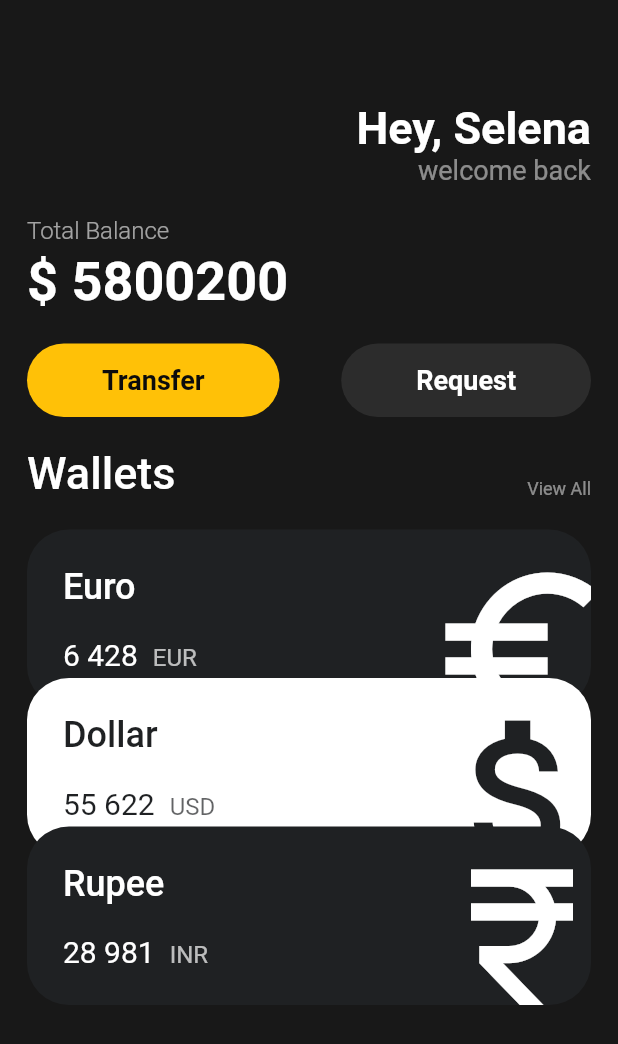
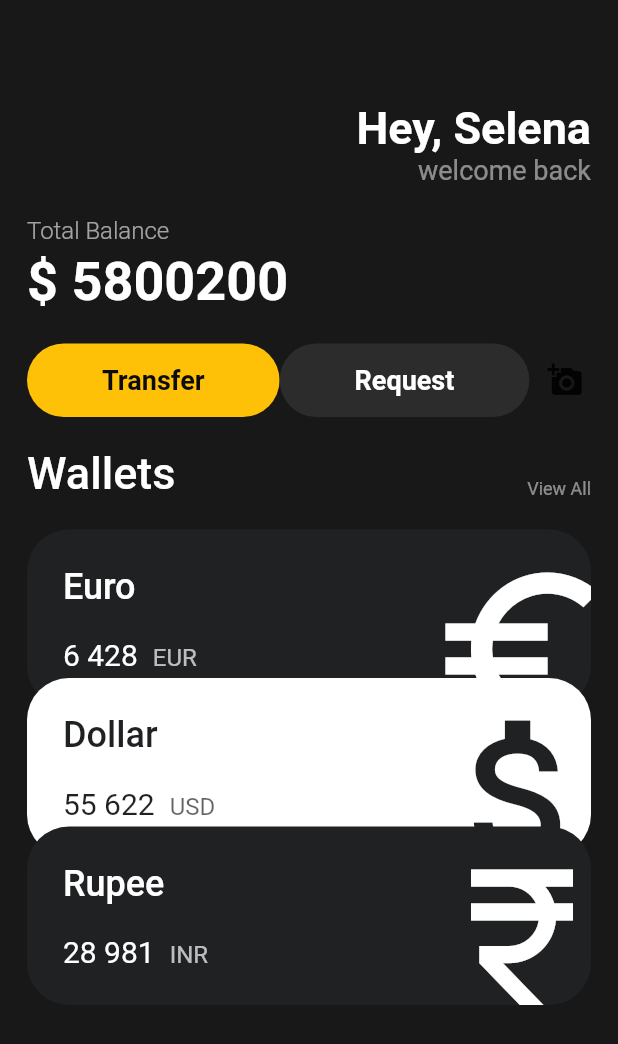
Before and after one commit to Ryusichan/study__flutter, a Flutter app: the screen it shows after launch, on a phone screen of 412 x 824 dp. Shown: the top 1044 px of the screen. Run offline on Flutter 3.47's test engine with Material 2 defaults, Android fonts, the phone set to English and light mode, and no system bars.

Commit message:
버튼을 활용한 state값 변경

```diff
--- a/toonflix/lib/main.dart
+++ b/toonflix/lib/main.dart
@@ -20,11 +20,12 @@ class MyApp extends StatefulWidget {
 }
 
 class _MyAppState extends State<MyApp> {
-  var value = 5800200;
+  //버튼을 활용하여 state의 값을 바꾸기
+  int value = 5800200;
 
   void addCounter() {
     setState(() {
-      value + 1;
+      value = value + 1;
     });
   }
 
@@ -90,15 +91,19 @@ class _MyAppState extends State<MyApp> {
                 ),
                 Row(
                   mainAxisAlignment: MainAxisAlignment.spaceBetween,
-                  children: const [
-                    MainButton(
+                  children: [
+                    const MainButton(
                         text: 'Transfer',
                         color: Colors.amber,
                         textColor: Color.fromARGB(255, 12, 12, 12)),
-                    MainButton(
+                    const MainButton(
                         text: 'Request',
                         color: Color.fromARGB(255, 44, 44, 44),
                         textColor: Color.fromARGB(255, 255, 255, 255)),
+                    //버튼을 활용하여 state의 값을 바꾸기
+                    IconButton(
+                        onPressed: addCounter,
+                        icon: const Icon(Icons.add_a_photo)),
                   ],
                 ),
                 const SizedBox(height: 20),
```
